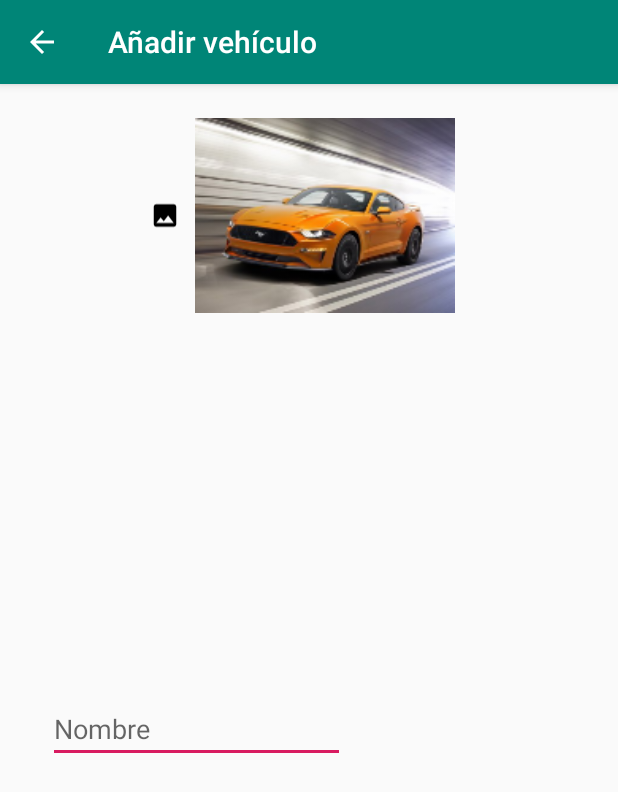
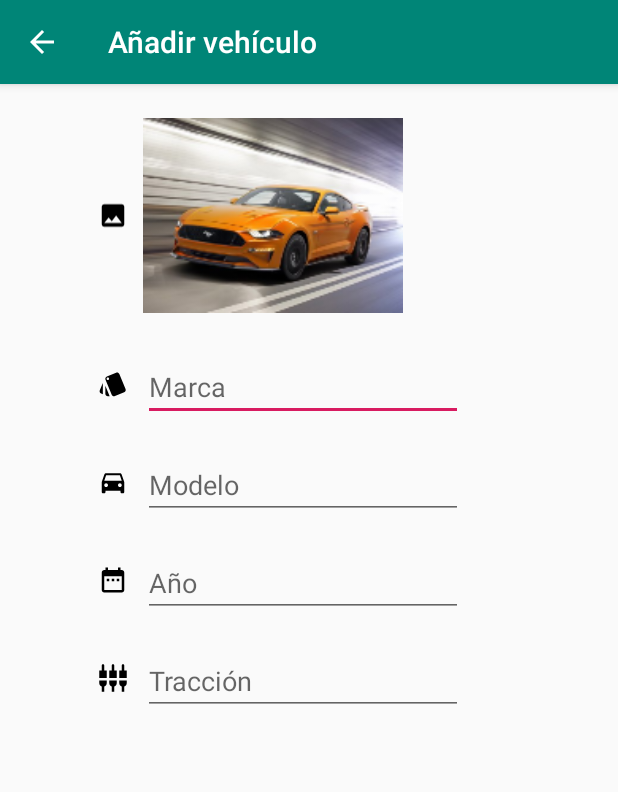
Before and after one commit to davidruiz120/garageapp, an Android app: the FormularioActivity screen opened directly, with no data from a screen before it, on a phone screen of 412 x 824 dp. Shown: the top 792 px of the screen. Run offline under Robolectric (Android 15) with nearby library versions, the phone set to English and light mode, and no system bars.

Commit message:
Añadido más elementos al content_formulario.xml y más ajustes

```diff
--- /dev/null
+++ b/app/src/main/res/drawable-anydpi/ic_date_range.xml
@@ -0,0 +1,9 @@
+<vector xmlns:android="http://schemas.android.com/apk/res/android"
+        android:width="24dp"
+        android:height="24dp"
+        android:viewportWidth="24.0"
+        android:viewportHeight="24.0">
+    <path
+        android:fillColor="#FF000000"
+        android:pathData="M9,11L7,11v2h2v-2zM13,11h-2v2h2v-2zM17,11h-2v2h2v-2zM19,4h-1L18,2h-2v2L8,4L8,2L6,2v2L5,4c-1.11,0 -1.99,0.9 -1.99,2L3,20c0,1.1 0.89,2 2,2h14c1.1,0 2,-0.9 2,-2L21,6c0,-1.1 -0.9,-2 -2,-2zM19,20L5,20L5,9h14v11z"/>
+</vector>
--- /dev/null
+++ b/app/src/main/res/drawable-anydpi/ic_directions_car.xml
@@ -0,0 +1,9 @@
+<vector xmlns:android="http://schemas.android.com/apk/res/android"
+        android:width="24dp"
+        android:height="24dp"
+        android:viewportWidth="24.0"
+        android:viewportHeight="24.0">
+    <path
+        android:fillColor="#FF000000"
+        android:pathData="M18.92,6.01C18.72,5.42 18.16,5 17.5,5h-11c-0.66,0 -1.21,0.42 -1.42,1.01L3,12v8c0,0.55 0.45,1 1,1h1c0.55,0 1,-0.45 1,-1v-1h12v1c0,0.55 0.45,1 1,1h1c0.55,0 1,-0.45 1,-1v-8l-2.08,-5.99zM6.5,16c-0.83,0 -1.5,-0.67 -1.5,-1.5S5.67,13 6.5,13s1.5,0.67 1.5,1.5S7.33,16 6.5,16zM17.5,16c-0.83,0 -1.5,-0.67 -1.5,-1.5s0.67,-1.5 1.5,-1.5 1.5,0.67 1.5,1.5 -0.67,1.5 -1.5,1.5zM5,11l1.5,-4.5h11L19,11L5,11z"/>
+</vector>
--- /dev/null
+++ b/app/src/main/res/drawable-anydpi/ic_local_gas_station.xml
@@ -0,0 +1,9 @@
+<vector xmlns:android="http://schemas.android.com/apk/res/android"
+        android:width="24dp"
+        android:height="24dp"
+        android:viewportWidth="24.0"
+        android:viewportHeight="24.0">
+    <path
+        android:fillColor="#FF000000"
+        android:pathData="M19.77,7.23l0.01,-0.01 -3.72,-3.72L15,4.56l2.11,2.11c-0.94,0.36 -1.61,1.26 -1.61,2.33 0,1.38 1.12,2.5 2.5,2.5 0.36,0 0.69,-0.08 1,-0.21v7.21c0,0.55 -0.45,1 -1,1s-1,-0.45 -1,-1L17,14c0,-1.1 -0.9,-2 -2,-2h-1L14,5c0,-1.1 -0.9,-2 -2,-2L6,3c-1.1,0 -2,0.9 -2,2v16h10v-7.5h1.5v5c0,1.38 1.12,2.5 2.5,2.5s2.5,-1.12 2.5,-2.5L20.5,9c0,-0.69 -0.28,-1.32 -0.73,-1.77zM12,10L6,10L6,5h6v5zM18,10c-0.55,0 -1,-0.45 -1,-1s0.45,-1 1,-1 1,0.45 1,1 -0.45,1 -1,1z"/>
+</vector>
--- /dev/null
+++ b/app/src/main/res/drawable-anydpi/ic_settings_input_component.xml
@@ -0,0 +1,9 @@
+<vector xmlns:android="http://schemas.android.com/apk/res/android"
+        android:width="24dp"
+        android:height="24dp"
+        android:viewportWidth="24.0"
+        android:viewportHeight="24.0">
+    <path
+        android:fillColor="#FF000000"
+        android:pathData="M5,2c0,-0.55 -0.45,-1 -1,-1s-1,0.45 -1,1v4L1,6v6h6L7,6L5,6L5,2zM9,16c0,1.3 0.84,2.4 2,2.82L11,23h2v-4.18c1.16,-0.41 2,-1.51 2,-2.82v-2L9,14v2zM1,16c0,1.3 0.84,2.4 2,2.82L3,23h2v-4.18C6.16,18.4 7,17.3 7,16v-2L1,14v2zM21,6L21,2c0,-0.55 -0.45,-1 -1,-1s-1,0.45 -1,1v4h-2v6h6L23,6h-2zM13,2c0,-0.55 -0.45,-1 -1,-1s-1,0.45 -1,1v4L9,6v6h6L15,6h-2L13,2zM17,16c0,1.3 0.84,2.4 2,2.82L19,23h2v-4.18c1.16,-0.41 2,-1.51 2,-2.82v-2h-6v2z"/>
+</vector>
--- /dev/null
+++ b/app/src/main/res/drawable-anydpi/ic_style.xml
@@ -0,0 +1,9 @@
+<vector xmlns:android="http://schemas.android.com/apk/res/android"
+        android:width="24dp"
+        android:height="24dp"
+        android:viewportWidth="24.0"
+        android:viewportHeight="24.0">
+    <path
+        android:fillColor="#FF000000"
+        android:pathData="M2.53,19.65l1.34,0.56v-9.03l-2.43,5.86c-0.41,1.02 0.08,2.19 1.09,2.61zM22.03,15.95L17.07,3.98c-0.31,-0.75 -1.04,-1.21 -1.81,-1.23 -0.26,0 -0.53,0.04 -0.79,0.15L7.1,5.95c-0.75,0.31 -1.21,1.03 -1.23,1.8 -0.01,0.27 0.04,0.54 0.15,0.8l4.96,11.97c0.31,0.76 1.05,1.22 1.83,1.23 0.26,0 0.52,-0.05 0.77,-0.15l7.36,-3.05c1.02,-0.42 1.51,-1.59 1.09,-2.6zM7.88,8.75c-0.55,0 -1,-0.45 -1,-1s0.45,-1 1,-1 1,0.45 1,1 -0.45,1 -1,1zM5.88,19.75c0,1.1 0.9,2 2,2h1.45l-3.45,-8.34v6.34z"/>
+</vector>
--- /dev/null
+++ b/app/src/main/res/drawable-anydpi/ic_today.xml
@@ -0,0 +1,9 @@
+<vector xmlns:android="http://schemas.android.com/apk/res/android"
+        android:width="24dp"
+        android:height="24dp"
+        android:viewportWidth="24.0"
+        android:viewportHeight="24.0">
+    <path
+        android:fillColor="#FF000000"
+        android:pathData="M19,3h-1L18,1h-2v2L8,3L8,1L6,1v2L5,3c-1.11,0 -1.99,0.9 -1.99,2L3,19c0,1.1 0.89,2 2,2h14c1.1,0 2,-0.9 2,-2L21,5c0,-1.1 -0.9,-2 -2,-2zM19,19L5,19L5,8h14v11zM7,10h5v5L7,15z"/>
+</vector>
--- a/app/src/main/res/layout/content_formulario.xml
+++ b/app/src/main/res/layout/content_formulario.xml
@@ -24,11 +24,11 @@
                 android:orientation="horizontal">
 
                 <ImageView
-                    android:id="@+id/imageView6"
+                    android:id="@+id/imputIconImagen"
                     android:layout_width="20dp"
                     android:layout_height="match_parent"
                     android:layout_marginTop="16dp"
-                    android:layout_marginStart="100dp"
+                    android:layout_marginStart="65dp"
                     app:srcCompat="@drawable/ic_photo" />
 
                 <ImageView
@@ -45,17 +45,99 @@
                 android:layout_height="match_parent"
                 android:orientation="horizontal">
 
+                <ImageView
+                    android:id="@+id/imputIconMarca"
+                    android:layout_width="20dp"
+                    android:layout_height="match_parent"
+                    android:layout_marginTop="16dp"
+                    android:layout_marginStart="65dp"
+                    app:srcCompat="@drawable/ic_style" />
+
                 <EditText
-                    android:id="@+id/nombreEditText"
+                    android:id="@+id/imputAddMarca"
                     android:layout_width="wrap_content"
                     android:layout_height="wrap_content"
-                    android:layout_marginStart="32dp"
-                    android:layout_marginTop="248dp"
-                    android:layout_marginEnd="182dp"
+                    android:layout_marginStart="10dp"
+                    android:layout_marginTop="20dp"
                     android:ems="10"
-                    android:hint="Nombre"
+                    android:hint="Marca"
                     android:inputType="textPersonName" />
             </LinearLayout>
+
+            <LinearLayout
+                android:layout_width="match_parent"
+                android:layout_height="match_parent"
+                android:orientation="horizontal">
+
+                <ImageView
+                    android:id="@+id/imputIconModelo"
+                    android:layout_width="20dp"
+                    android:layout_height="match_parent"
+                    android:layout_marginTop="16dp"
+                    android:layout_marginStart="65dp"
+                    app:srcCompat="@drawable/ic_directions_car" />
+
+                <EditText
+                    android:id="@+id/imputAddModelo"
+                    android:layout_width="wrap_content"
+                    android:layout_height="wrap_content"
+                    android:layout_marginStart="10dp"
+                    android:layout_marginTop="20dp"
+                    android:ems="10"
+                    android:hint="Modelo"
+                    android:inputType="textPersonName" />
+            </LinearLayout>
+
+            <LinearLayout
+                android:layout_width="match_parent"
+                android:layout_height="match_parent"
+                android:orientation="horizontal">
+
+                <ImageView
+                    android:id="@+id/imputIconAnyo"
+                    android:layout_width="20dp"
+                    android:layout_height="match_parent"
+                    android:layout_marginTop="16dp"
+                    android:layout_marginStart="65dp"
+                    app:srcCompat="@drawable/ic_date_range" />
+
+                <EditText
+                    android:id="@+id/imputAddAnyo"
+                    android:layout_width="wrap_content"
+                    android:layout_height="wrap_content"
+                    android:layout_marginStart="10dp"
+                    android:layout_marginTop="20dp"
+                    android:maxLength="4"
+                    android:ems="10"
+                    android:hint="Año"
+                    android:inputType="numberSigned" />
+            </LinearLayout>
+
+            <LinearLayout
+                android:layout_width="match_parent"
+                android:layout_height="match_parent"
+                android:orientation="horizontal">
+
+                <ImageView
+                    android:id="@+id/imputIconTraccion"
+                    android:layout_width="20dp"
+                    android:layout_height="match_parent"
+                    android:layout_marginTop="16dp"
+                    android:layout_marginStart="65dp"
+                    app:srcCompat="@drawable/ic_settings_input_component" />
+
+                <EditText
+                    android:id="@+id/imputAddTraccion"
+                    android:layout_width="wrap_content"
+                    android:layout_height="wrap_content"
+                    android:layout_marginStart="10dp"
+                    android:layout_marginTop="20dp"
+                    android:ems="10"
+                    android:hint="Tracción"
+                    android:inputType="textPersonName" />
+            </LinearLayout>
+
+
 
         </LinearLayout>
     </ScrollView>
```
